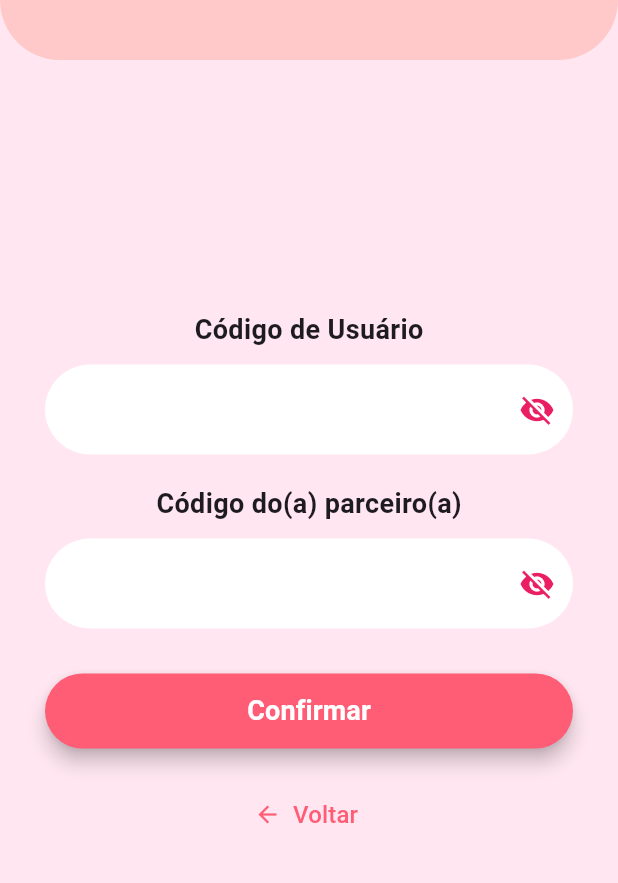
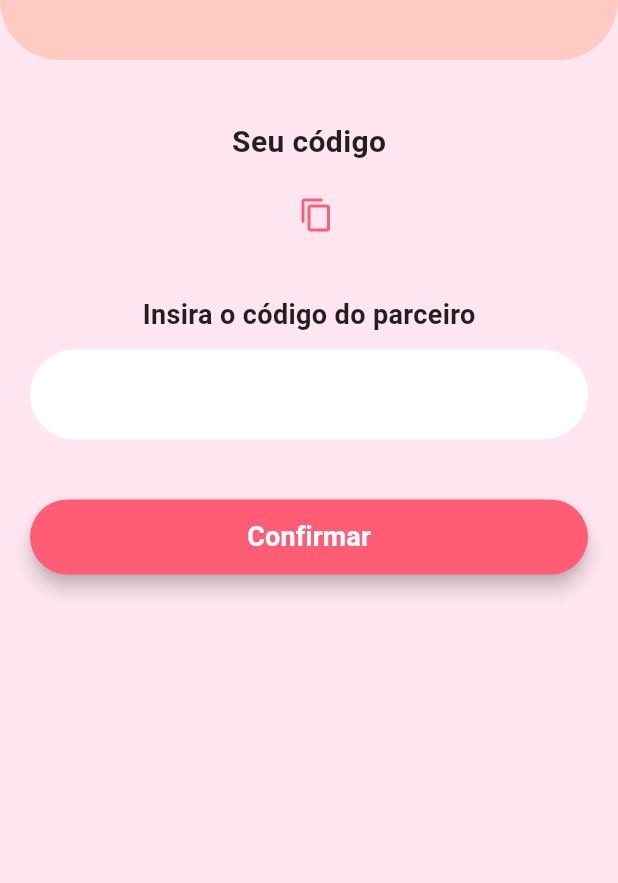
Before and after one commit to oustyy/Ties-Of-Love, a Flutter app: the UserCodePage screen opened directly with empty values, on a phone screen of 412 x 824 dp, the part 180-1063 px from its top. Run offline on Flutter 3.47's test engine with Material 3 defaults, Android fonts, the phone set to English and light mode, and no system bars; our stand-ins replace image_picker; network calls fail.

Commit message:
🐛 fix: corrigir erro de conexão ao conectar com parceiro

```diff
--- a/lib/UserCodePage.dart
+++ b/lib/UserCodePage.dart
@@ -1,8 +1,9 @@
+import 'dart:convert';
 import 'package:flutter/material.dart';
+import 'package:flutter/services.dart';
+import 'package:flutter_application_1/AguardandoConfirmacaoPage.dart';
+import 'package:flutter_application_1/RelacionamentoPage.dart';
 import 'package:http/http.dart' as http;
-import 'dart:convert';
-import 'package:flutter_application_1/AguardandoConfirmacaoPage.dart';
-import 'dart:typed_data';
 
 class UserCodePage extends StatefulWidget {
   final String userCode;
@@ -10,129 +11,158 @@ class UserCodePage extends StatefulWidget {
   final String password;
 
   const UserCodePage({
-    super.key,
     required this.userCode,
     required this.email,
     required this.password,
+    super.key,
   });
 
   @override
-  State<UserCodePage> createState() => _UserCodePageState();
+  _UserCodePageState createState() => _UserCodePageState();
 }
 
 class _UserCodePageState extends State<UserCodePage> {
-  bool _obscureUserCode = true;
-  bool _obscurePartnerCode = true;
+  final TextEditingController _partnerCodeController = TextEditingController();
+  String? _partnerFotoUrl;
+  String? _partnerName;
+  bool _isLoading = false;
+  String _errorMessage = '';
+  String? _userFotoUrl;
+  String? _userName;
 
-  final TextEditingController _partnerCodeController = TextEditingController();
+  @override
+  void initState() {
+    super.initState();
+    _fetchUserData();
+  }
+
+  Future<void> _fetchUserData() async {
+    try {
+      final response = await http.post(
+        Uri.parse('http://localhost:8080/login'),
+        headers: {'Content-Type': 'application/json'},
+        body: jsonEncode({
+          'email': widget.email,
+          'senha': widget.password,
+        }),
+      );
+
+      if (response.statusCode == 200) {
+        final responseData = jsonDecode(response.body);
+        if (responseData['success'] == true) {
+          setState(() {
+            _userFotoUrl = responseData['foto_url'] as String? ?? '';
+            _userName = responseData['nome'] as String? ?? 'Usuário';
+          });
+        }
+      }
+    } catch (e) {
+      print("Erro ao buscar dados do usuário: $e");
+    }
+  }
 
   Future<void> _verifyPartnerCode() async {
+    final partnerCode = _partnerCodeController.text.trim();
+
+    if (partnerCode.isEmpty) {
+      setState(() {
+        _errorMessage = 'Por favor, insira o código do parceiro';
+      });
+      return;
+    }
+
+    setState(() {
+      _isLoading = true;
+      _errorMessage = '';
+    });
+
     try {
       final response = await http.post(
         Uri.parse('http://localhost:8080/verificar-codigo-parceiro'),
         headers: {'Content-Type': 'application/json'},
         body: jsonEncode({
           'user_code': widget.userCode,
-          'partner_code': _partnerCodeController.text.trim(),
+          'partner_code': partnerCode,
         }),
       );
 
-      print("Status code: ${response.statusCode}");
-      print("Response body: ${response.body}");
-
-      if (response.statusCode != 200) {
-        throw Exception('Erro ao conectar ao servidor: ${response.statusCode}');
-      }
-
-      if (response.body.isEmpty) {
-        throw Exception('Resposta do servidor está vazia');
-      }
-
+      print("Response from /verificar-codigo-parceiro: ${response.body}"); // Log para depuração
       final responseData = jsonDecode(response.body);
-      if (responseData is! Map<String, dynamic>) {
-        throw Exception('Resposta do servidor não é um JSON válido');
-      }
 
       if (responseData['success'] == true) {
-        _showConfirmDialog(responseData['foto_url'] as String? ?? '');
-      } else {
-        ScaffoldMessenger.of(context).showSnackBar(
-          SnackBar(content: Text(responseData['message'] ?? 'Erro ao verificar código')),
+        setState(() {
+          _partnerFotoUrl = responseData['foto_url'] as String? ?? '';
+          _partnerName = responseData['nome'] as String? ?? 'Parceria'; // Garantir que o nome seja atualizado
+        });
+
+        // Solicitar vínculo
+        final vinculoResponse = await http.post(
+          Uri.parse('http://localhost:8080/solicitar-vinculo'),
+          headers: {'Content-Type': 'application/json'},
+          body: jsonEncode({
+            'user_code': widget.userCode,
+            'partner_code': partnerCode,
+          }),
         );
-      }
-    } catch (e) {
-      print('Erro ao verificar código do parceiro: $e');
-      ScaffoldMessenger.of(context).showSnackBar(
-        SnackBar(content: Text('Erro ao verificar código: $e')),
-      );
-    }
-  }
 
-  void _showConfirmDialog(String partnerFotoBase64) {
-    ImageProvider partnerImage;
-    if (partnerFotoBase64.isNotEmpty) {
-      try {
-        final bytes = base64Decode(partnerFotoBase64);
-        partnerImage = MemoryImage(bytes);
-      } catch (e) {
-        print('Erro ao decodificar base64: $e');
-        partnerImage = const AssetImage('assets/images/default_avatar.png');
-      }
-    } else {
-      partnerImage = const AssetImage('assets/images/default_avatar.png');
-    }
+        final vinculoData = jsonDecode(vinculoResponse.body);
 
-    showDialog(
-      context: context,
-      builder: (context) => AlertDialog(
-        backgroundColor: const Color(0xFFFFE6F0),
-        title: const Text(
-          'Confirma seu parceiro(a)?',
-          style: TextStyle(fontSize: 20, fontWeight: FontWeight.w600),
-        ),
-        content: Column(
-          mainAxisSize: MainAxisSize.min,
-          children: [
-            CircleAvatar(radius: 40, backgroundImage: partnerImage),
-            const SizedBox(height: 12),
-            Text('Código: ${_partnerCodeController.text}'),
-          ],
-        ),
-        actions: [
-          TextButton(
-            onPressed: () => Navigator.pop(context),
-            child: const Text(
-              'Cancelar',
-              style: TextStyle(color: Colors.pink),
+        if (vinculoData['success'] == true) {
+          if (vinculoData['status'] == 'vinculado') {
+            Navigator.pushReplacement(
+              context,
+              MaterialPageRoute(
+                builder: (context) => RelacionamentoPage(
+                  userImageUrl: _userFotoUrl ?? '',
+                  userName: _userName ?? 'Usuário',
+                  partnerImageUrl: _partnerFotoUrl ?? '',
+                  partnerName: _partnerName ?? 'Parceria', // Passar o nome capturado
+                  relationshipDays: 0,
                 ),
               ),
-          TextButton(
-            onPressed: () {
-              Navigator.pop(context);
-              Navigator.push(
+            );
+          } else {
+            Navigator.pushReplacement(
               context,
               MaterialPageRoute(
                 builder: (context) => AguardandoConfirmacaoPage(
                   userCode: widget.userCode,
-                    partnerCode: _partnerCodeController.text.trim(),
-                    email: widget.email,
-                    password: widget.password,
+                  partnerCode: partnerCode,
+                  userName: _userName ?? 'Usuário',
+                  partnerName: _partnerName ?? 'Parceria', // Passar o nome capturado
+                  userImageUrl: _userFotoUrl ?? '',
+                  partnerImageUrl: _partnerFotoUrl ?? '',
                 ),
               ),
             );
-            },
-            child: const Text('Sim', style: TextStyle(color: Colors.pink)),
-          ),
-        ],
-      ),
-    );
+          }
+        } else {
+          setState(() {
+            _errorMessage = vinculoData['message'] ?? 'Erro ao solicitar vínculo';
+          });
+        }
+      } else {
+        setState(() {
+          _errorMessage = responseData['message'] ?? 'Código do parceiro inválido';
+        });
+      }
+    } catch (e) {
+      setState(() {
+        _errorMessage = 'Erro de conexão com o servidor';
+      });
+    } finally {
+      setState(() {
+        _isLoading = false;
+      });
+    }
   }
 
   @override
   Widget build(BuildContext context) {
     return Scaffold(
       backgroundColor: const Color(0xFFFFE6F0),
-      body: Column(
+      body: SingleChildScrollView(
+        child: Column(
           children: [
             ClipRRect(
               borderRadius: const BorderRadius.only(
@@ -142,7 +172,7 @@ class _UserCodePageState extends State<UserCodePage> {
               child: Container(
                 width: double.infinity,
                 padding: const EdgeInsets.symmetric(vertical: 40),
-              color: const Color(0xFFFFC9C9),
+                color: const Color(0xFFFFCAC2),
                 child: Center(
                   child: Image.asset(
                     'assets/images/logo.jpg',
@@ -152,104 +182,79 @@ class _UserCodePageState extends State<UserCodePage> {
                 ),
               ),
             ),
-          Expanded(
-            child: Center(
-              child: Padding(
-                padding: const EdgeInsets.symmetric(
-                  horizontal: 30,
-                  vertical: 20,
-                ),
-                child: SingleChildScrollView(
+            Padding(
+              padding: const EdgeInsets.symmetric(horizontal: 20, vertical: 40),
               child: Column(
                 children: [
+                  const Text(
+                    'Seu código',
+                    style: TextStyle(
+                      fontSize: 20,
+                      fontWeight: FontWeight.w600,
+                      color: Colors.black87,
+                    ),
+                  ),
+                  const SizedBox(height: 10),
+                  Row(
+                    mainAxisAlignment: MainAxisAlignment.center,
+                    children: [
+                      Text(
+                        widget.userCode,
+                        style: const TextStyle(
+                          fontSize: 24,
+                          fontWeight: FontWeight.bold,
+                          color: Color(0xFFFF5C75),
+                        ),
+                      ),
+                      const SizedBox(width: 10),
+                      IconButton(
+                        icon: const Icon(Icons.copy, color: Color(0xFFFF5C75)),
+                        onPressed: () {
+                          Clipboard.setData(ClipboardData(text: widget.userCode));
+                          ScaffoldMessenger.of(context).showSnackBar(
+                            const SnackBar(content: Text('Código copiado!')),
+                          );
+                        },
+                      ),
+                    ],
+                  ),
                   const SizedBox(height: 30),
                   const Text(
-                        'Código de Usuário',
+                    'Insira o código do parceiro',
                     style: TextStyle(
                       fontSize: 18,
                       fontWeight: FontWeight.w600,
-                        ),
-                      ),
-                      const SizedBox(height: 10),
-                      TextField(
-                        controller: TextEditingController(text: widget.userCode),
-                        obscureText: _obscureUserCode,
-                        readOnly: true,
-                        decoration: InputDecoration(
-                          suffixIcon: IconButton(
-                            icon: Icon(
-                              _obscureUserCode
-                                  ? Icons.visibility_off
-                                  : Icons.visibility,
-                              color: Colors.pink,
-                            ),
-                            onPressed: () {
-                              setState(() {
-                                _obscureUserCode = !_obscureUserCode;
-                              });
-                            },
-                          ),
-                          filled: true,
-                          fillColor: Colors.white,
-                          contentPadding: const EdgeInsets.symmetric(
-                            vertical: 18,
-                            horizontal: 20,
-                          ),
-                          border: OutlineInputBorder(
-                            borderRadius: BorderRadius.circular(30),
-                            borderSide: BorderSide.none,
-                          ),
-                        ),
-                      ),
-                      const SizedBox(height: 20),
-                      const Text(
-                        'Código do(a) parceiro(a)',
-                        style: TextStyle(
-                          fontSize: 18,
-                          fontWeight: FontWeight.w600,
+                      color: Colors.black87,
                     ),
                   ),
                   const SizedBox(height: 10),
                   TextField(
                     controller: _partnerCodeController,
-                        obscureText: _obscurePartnerCode,
                     decoration: InputDecoration(
-                          suffixIcon: IconButton(
-                            icon: Icon(
-                              _obscurePartnerCode
-                                  ? Icons.visibility_off
-                                  : Icons.visibility,
-                              color: Colors.pink,
-                            ),
-                            onPressed: () {
-                              setState(() {
-                                _obscurePartnerCode = !_obscurePartnerCode;
-                              });
-                            },
-                          ),
                       filled: true,
                       fillColor: Colors.white,
+                      border: OutlineInputBorder(
+                        borderRadius: BorderRadius.circular(30),
+                        borderSide: BorderSide.none,
+                      ),
                       contentPadding: const EdgeInsets.symmetric(
                         vertical: 18,
                         horizontal: 20,
                       ),
-                          border: OutlineInputBorder(
-                            borderRadius: BorderRadius.circular(30),
-                            borderSide: BorderSide.none,
                     ),
                   ),
+                  const SizedBox(height: 20),
+                  if (_errorMessage.isNotEmpty)
+                    Text(
+                      _errorMessage,
+                      style: const TextStyle(
+                        color: Colors.red,
+                        fontSize: 16,
                       ),
-                      const SizedBox(height: 30),
+                    ),
+                  const SizedBox(height: 20),
                   ElevatedButton(
-                        onPressed: () {
-                          if (_partnerCodeController.text.isNotEmpty) {
-                            _verifyPartnerCode();
-                          } else {
-                            ScaffoldMessenger.of(context).showSnackBar(
-                              const SnackBar(content: Text('Por favor, insira o código do parceiro')),
-                            );
-                          }
-                        },
+                    onPressed: _isLoading ? null : _verifyPartnerCode,
                     style: ElevatedButton.styleFrom(
                       backgroundColor: const Color(0xFFFF5C75),
                       minimumSize: const Size(double.infinity, 50),
@@ -258,7 +263,11 @@ class _UserCodePageState extends State<UserCodePage> {
                       ),
                       elevation: 5,
                     ),
-                        child: const Text(
+                    child: _isLoading
+                        ? const CircularProgressIndicator(
+                            color: Colors.white,
+                          )
+                        : const Text(
                             'Confirmar',
                             style: TextStyle(
                               fontSize: 18,
@@ -267,32 +276,18 @@ class _UserCodePageState extends State<UserCodePage> {
                             ),
                           ),
                   ),
-                      const SizedBox(height: 20),
-                      TextButton.icon(
-                        onPressed: () {
-                          Navigator.pop(context);
-                        },
-                        icon: const Icon(
-                          Icons.arrow_back,
-                          color: Color(0xFFFF5C75),
-                        ),
-                        label: const Text(
-                          'Voltar',
-                          style: TextStyle(
-                            color: Color(0xFFFF5C75),
-                            fontSize: 16,
-                            fontWeight: FontWeight.w500,
-                          ),
+                ],
               ),
             ),
           ],
         ),
       ),
-              ),
-            ),
-          ),
-        ],
-      ),
     );
   }
+
+  @override
+  void dispose() {
+    _partnerCodeController.dispose();
+    super.dispose();
   }
+}
```
Also changed, not shown: lib/LoginPage.dart (+11 -0 lines), lib/RelacionamentoPage.dart (+8 -2 lines). Lines whose indentation alone changed are shown as unchanged.
